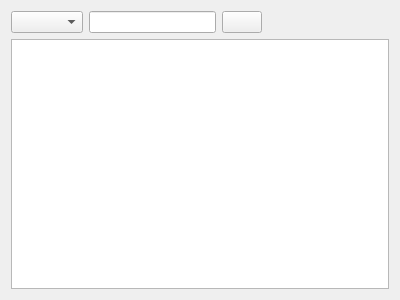
First picture: the form in src/ui/dictionarywidget.ui, repository jablonkai/QDictionary, before the edit.
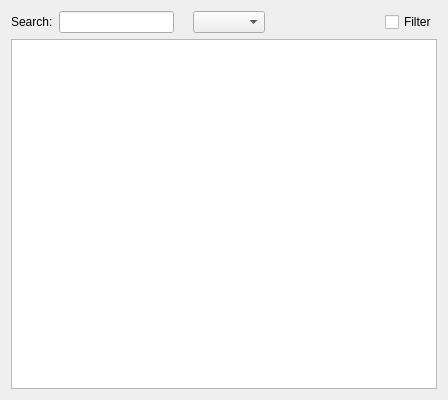
Second picture: the form after the edit. Icons and pictures are not drawn.

```diff
--- a/src/ui/dictionarywidget.ui
+++ b/src/ui/dictionarywidget.ui
@@ -5,8 +5,8 @@
    <rect>
     <x>0</x>
     <y>0</y>
-    <width>400</width>
-    <height>300</height>
+    <width>448</width>
+    <height>400</height>
    </rect>
   </property>
   <property name="windowTitle" >
@@ -15,6 +15,29 @@
   <layout class="QVBoxLayout" >
    <item>
     <layout class="QHBoxLayout" >
+     <item>
+      <widget class="QLabel" name="label" >
+       <property name="text" >
+        <string>Search:</string>
+       </property>
+      </widget>
+     </item>
+     <item>
+      <widget class="QLineEdit" name="lineEdit" />
+     </item>
+     <item>
+      <widget class="QLabel" name="clearButton" >
+       <property name="toolTip" >
+        <string>Clear text</string>
+       </property>
+       <property name="text" >
+        <string/>
+       </property>
+       <property name="pixmap" >
+        <pixmap resource="../resources/dictionarywidget.qrc" >:/new/prefix1/clear.png</pixmap>
+       </property>
+      </widget>
+     </item>
      <item>
       <widget class="QComboBox" name="comboBox" >
        <property name="sizeAdjustPolicy" >
@@ -22,16 +45,6 @@
        </property>
       </widget>
      </item>
-     <item>
-      <widget class="QLineEdit" name="lineEdit" />
-     </item>
-     <item>
-      <widget class="QPushButton" name="eraseButton" >
-       <property name="icon" >
-        <iconset resource="../resources/dictionarywidget.qrc" >:/new/prefix1/erase.png</iconset>
-       </property>
-      </widget>
-     </item>
      <item>
       <spacer>
        <property name="orientation" >
@@ -45,6 +58,13 @@
        </property>
       </spacer>
      </item>
+     <item>
+      <widget class="QCheckBox" name="checkBox" >
+       <property name="text" >
+        <string>Filter</string>
+       </property>
+      </widget>
+     </item>
     </layout>
    </item>
    <item>
```
